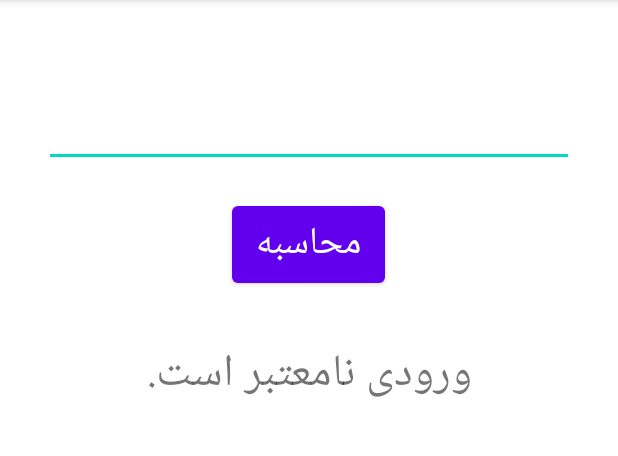
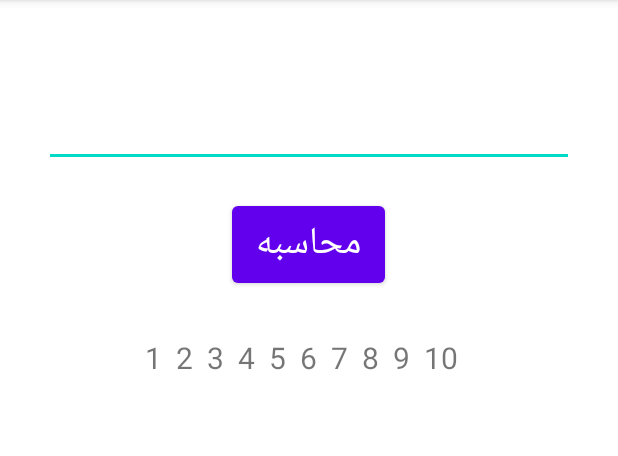
Before and after one commit to alisenemmar/contacts, an Android app: the screen it shows after launch (MainActivity), after a tap on "محاسبه", on a phone screen of 412 x 824 dp, the part 84-540 px from its top. Run offline under Robolectric (Android 15) with nearby library versions, the phone set to English and light mode, and no system bars.

Commit message:
11 - loop (1)

```diff
--- a/app/src/main/java/com/jahad/contacts/MainActivity.java
+++ b/app/src/main/java/com/jahad/contacts/MainActivity.java
@@ -7,6 +7,7 @@ import android.widget.Button;
 import android.widget.EditText;
 import android.widget.ImageView;
 import android.widget.TextView;
+import android.widget.Toast;
 
 import androidx.activity.EdgeToEdge;
 import androidx.appcompat.app.AppCompatActivity;
@@ -34,25 +35,19 @@ public class MainActivity extends AppCompatActivity {
         bt1.setOnClickListener(new View.OnClickListener() {
             @Override
             public void onClick(View v) {
-                String traffic_light = et1.getText().toString();
 
-                switch (traffic_light) {
-                    case "sabz":
-                        tv1.setText("حرکت");
-                        break;
-                    case "zard":
-                        tv1.setText("احتیاط");
-                        break;
-                    case "ghermez":
-                        tv1.setText("ایست");
-                        break;
-                    default:
-                        tv1.setText("ورودی نامعتبر است.");
-                        break;
+                String result = "";
+
+                int a = 1;
+                while (a <= 10) {
+                    result = result + a + "  ";
+                    a++;
                 }
+
+                tv1.setText(result);
+
             }
         });
-
 
     }
 
--- a/app/src/main/res/layout/activity_main.xml
+++ b/app/src/main/res/layout/activity_main.xml
@@ -35,12 +35,12 @@
 
         <TextView
             android:id="@+id/tv1"
-            android:layout_width="match_parent"
+            android:layout_width="wrap_content"
             android:layout_height="wrap_content"
             android:layout_gravity="center"
-            android:gravity="center"
+            android:gravity="start"
             android:layout_marginTop="30dp"
-            android:textSize="30dp"
+            android:textSize="20dp"
             android:text="TextView" />
 
     </LinearLayout>
```
